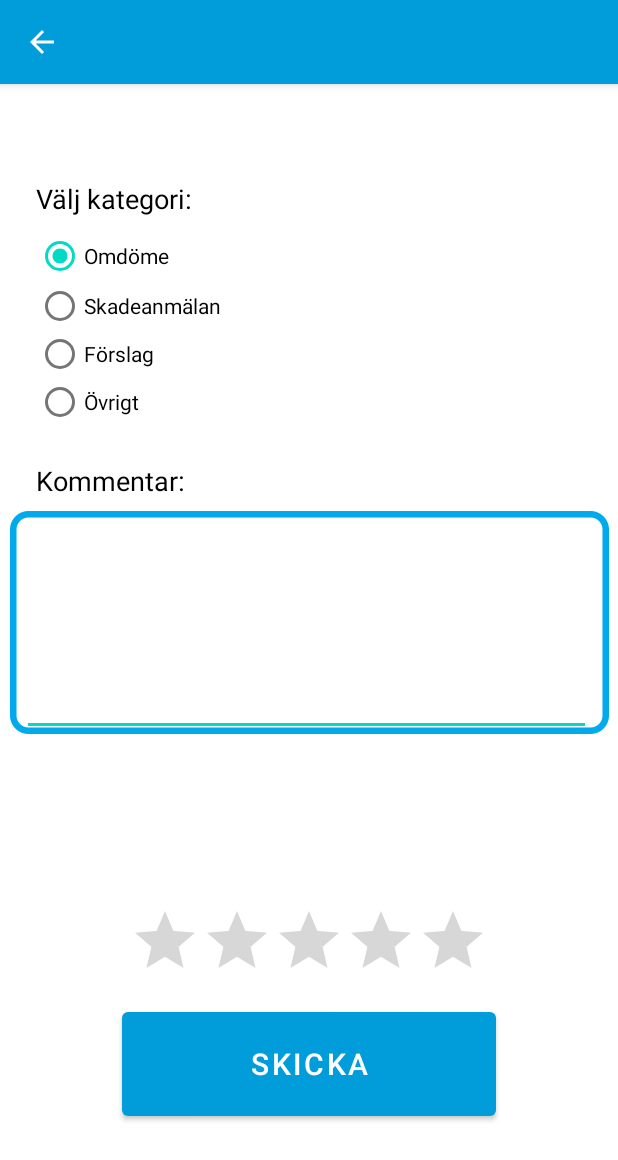
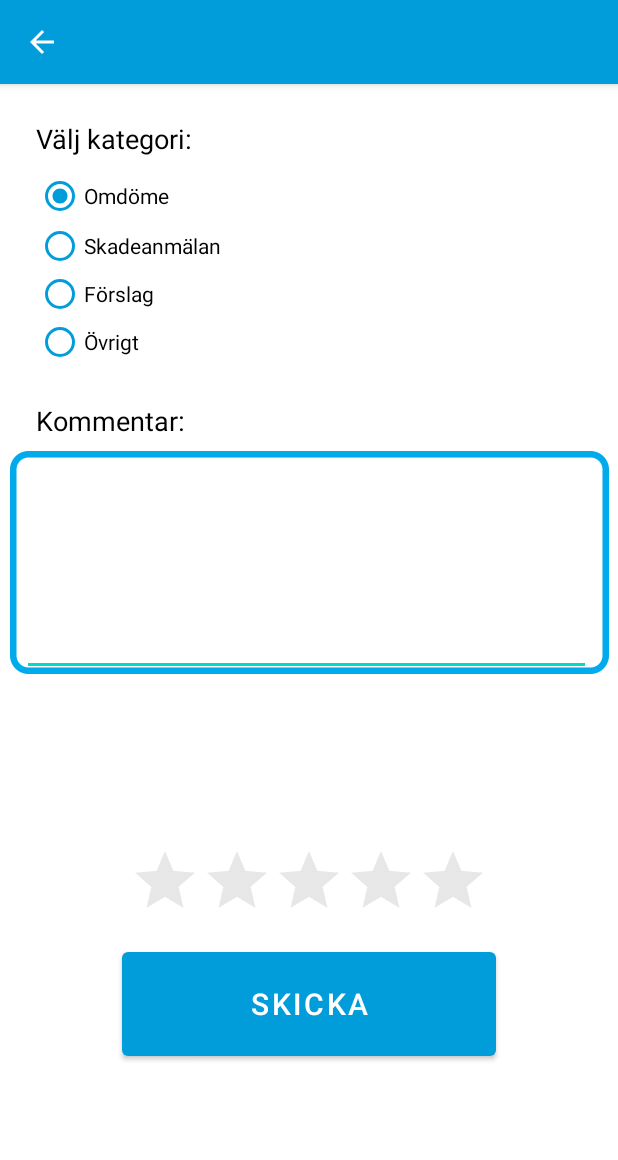
Before and after one commit to fbraberg/ENM156-Grupp-8, an Android app: the ReviewPageActivity screen opened directly, with no data from a screen before it, on a phone screen of 412 x 824 dp. Shown: the top 1160 px of the screen. Run offline under Robolectric (Android 15) with nearby library versions, the phone set to English and light mode, and no system bars.

Commit message:
Add: ScrollViews to info card and review page
Layout tested with "Pixel 4 API 30" and "Nexus S API 22"

ScrollViews added to both of the info card's TextViews, meaning users will be able to see the entirety of longer bus stop names as well as more detailed descriptions of the bus stop's status. The review page can now also be used with smaller displays.

Also updated the review page's RatingBar and RadioButtons to keep colors consistent

```diff
--- a/app/src/main/res/layout/activity_reviewpage.xml
+++ b/app/src/main/res/layout/activity_reviewpage.xml
@@ -1,4 +1,11 @@
 <?xml version="1.0" encoding="utf-8"?>
+
+<ScrollView xmlns:android="http://schemas.android.com/apk/res/android"
+    xmlns:app="http://schemas.android.com/apk/res-auto"
+    xmlns:tools="http://schemas.android.com/tools"
+    android:layout_width="match_parent"
+    android:layout_height="match_parent">
+
 <androidx.constraintlayout.widget.ConstraintLayout
     xmlns:android="http://schemas.android.com/apk/res/android"
     xmlns:app="http://schemas.android.com/apk/res-auto"
@@ -12,7 +19,7 @@
         android:layout_height="wrap_content"
         android:layout_marginStart="24dp"
         android:layout_marginLeft="24dp"
-        android:layout_marginTop="64dp"
+        android:layout_marginTop="24dp"
         android:text="@string/kategori"
         android:textColor="#000000"
         android:textSize="18sp"
@@ -36,6 +43,7 @@
             android:layout_marginLeft="24dp"
             android:checked="true"
             android:text="@string/omdome"
+            app:buttonTint="@color/västtrafik_blue"
             app:layout_constraintStart_toStartOf="parent"
             app:layout_constraintTop_toBottomOf="@+id/textKategori" />
 
@@ -47,6 +55,7 @@
             android:layout_marginLeft="24dp"
             android:layout_marginTop="1dp"
             android:text="@string/Skadeanmalan"
+            app:buttonTint="@color/västtrafik_blue"
             app:layout_constraintStart_toStartOf="parent"
             app:layout_constraintTop_toBottomOf="@+id/radioButtonOmdome" />
 
@@ -57,6 +66,7 @@
             android:layout_marginStart="24dp"
             android:layout_marginLeft="24dp"
             android:text="@string/Forslag"
+            app:buttonTint="@color/västtrafik_blue"
             app:layout_constraintStart_toStartOf="parent"
             app:layout_constraintTop_toBottomOf="@+id/radioButtonSkadeanmalan" />
 
@@ -67,6 +77,7 @@
             android:layout_marginStart="24dp"
             android:layout_marginLeft="24dp"
             android:text="@string/ovrigt"
+            app:buttonTint="@color/västtrafik_blue"
             app:layout_constraintStart_toStartOf="parent"
             app:layout_constraintTop_toBottomOf="@+id/radioForslag" />
     </RadioGroup>
@@ -154,6 +165,7 @@
         android:layout_width="wrap_content"
         android:layout_height="wrap_content"
         android:layout_marginTop="16dp"
+        android:theme="@style/RatingBar"
         app:layout_constraintEnd_toEndOf="parent"
         app:layout_constraintStart_toStartOf="parent"
         app:layout_constraintTop_toBottomOf="@+id/buttonBild" />
@@ -172,3 +184,4 @@
 
 
 </androidx.constraintlayout.widget.ConstraintLayout>
+</ScrollView>
--- a/app/src/main/res/values/colors.xml
+++ b/app/src/main/res/values/colors.xml
@@ -8,7 +8,7 @@
     <color name="black">#FF000000</color>
     <color name="white">#FFFFFFFF</color>
     <color name="white_80p">#CDFFFFFF</color>
-    <color name="light_grey">#DBDBDB</color>
+    <color name="light_grey">#B0B0B0</color>
     <color name="västtrafik_blue">#019DDA</color>
     <color name="västtrafik_darkblue">#007EB1</color>
     <color name="marker_active">#00E1FF</color>
--- a/app/src/main/res/values/strings.xml
+++ b/app/src/main/res/values/strings.xml
@@ -17,7 +17,7 @@
     <string name="ovrigt">Övrigt</string>
     <string name="kommentar">Kommentar:</string>
     <string name="bild">Bild:</string>
-    <string name="obl">(Obligatorisk vid skadeanmälan)</string>
+    <string name="obl">(Obligatorisk)</string>
     <string name="send">Skicka</string>
     <string name="search_label">searchBar</string>
     <string name="search_hint">Sök efter hållplats...</string>
@@ -28,6 +28,7 @@
     <string name="status_problem">!</string>
     <string name="status_description_ok">Inga nuvarade problem</string>
     <string name="stop_name">NameOfBusStop</string>
+    <string name="card_image_contentDescription">Bus stop image</string>
 
 
 </resources>
```
Also changed, not shown: app/src/main/java/com/example/reviewer/MapsActivity.java (+7 -5 lines), app/src/main/res/layout/activity_maps.xml (+64 -32 lines).
